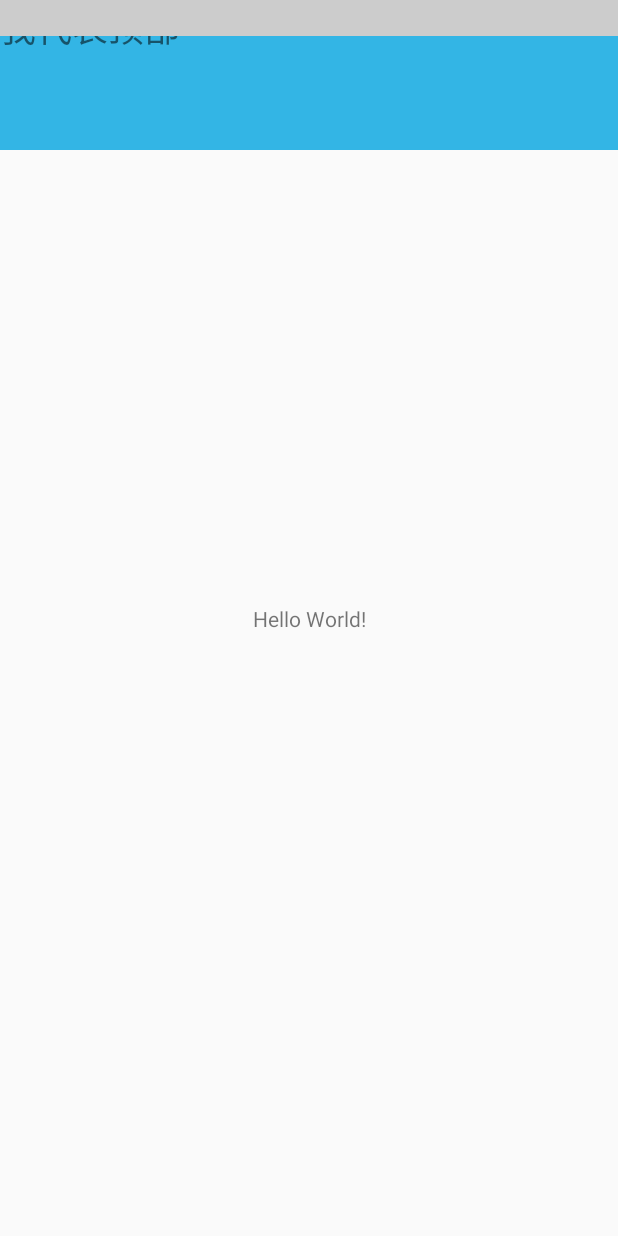
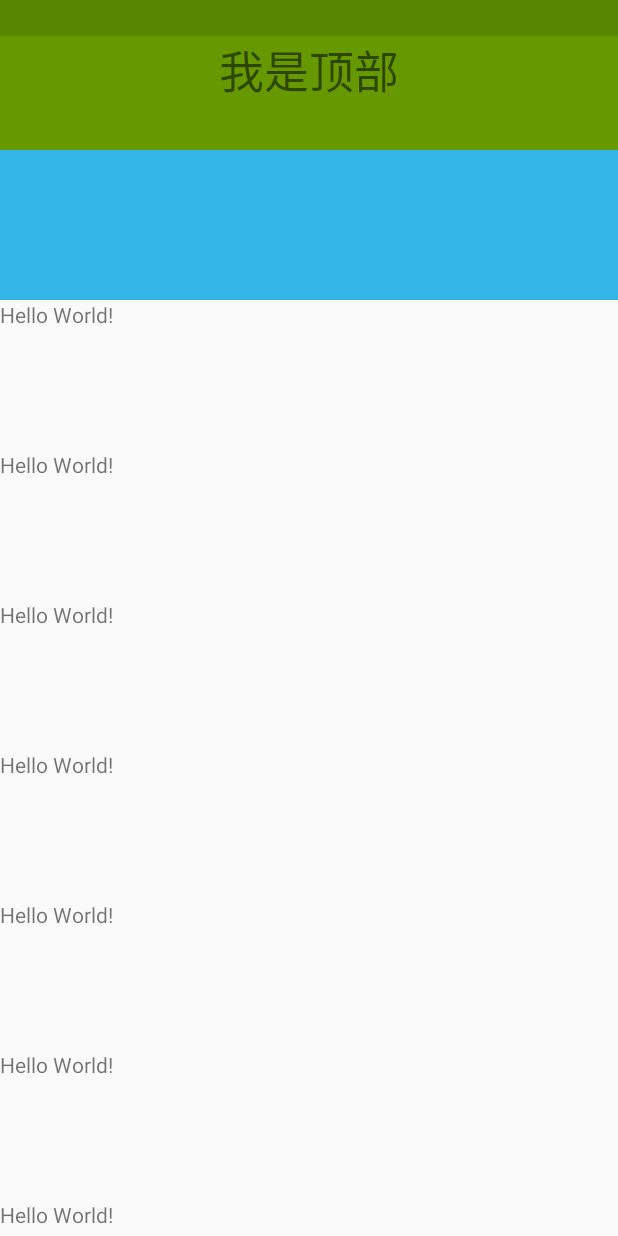
Before and after one commit to Gaojianan2016/StatusBarUtils, an Android app: the screen it shows after launch (MainActivity), on a phone screen of 412 x 824 dp. Run offline under Robolectric (Android 15) with nearby library versions, the phone set to English and light mode, and no system bars.

Commit message:
不自动设置fit属性

```diff
--- a/app/build.gradle
+++ b/app/build.gradle
@@ -25,6 +25,7 @@ dependencies {
     testImplementation 'junit:junit:4.12'
     androidTestImplementation 'com.android.support.test:runner:1.0.2'
     androidTestImplementation 'com.android.support.test.espresso:espresso-core:3.0.2'
-//    implementation project(':statusbarlibrary')
-    implementation 'com.github.Gaojianan2016:StatusBarUtils:1.0.0'
+    implementation project(':statusbarlibrary')
+    implementation 'com.android.support:support-v4:27.1.1'
+//    implementation 'com.github.Gaojianan2016:StatusBarUtils:1.0.1'
 }
--- a/app/src/main/java/com/gjn/statusbarutils/MainActivity.java
+++ b/app/src/main/java/com/gjn/statusbarutils/MainActivity.java
@@ -1,10 +1,10 @@
 package com.gjn.statusbarutils;
 
-import android.graphics.Color;
 import android.os.Build;
 import android.os.Bundle;
 import android.support.v7.app.AppCompatActivity;
 import android.util.Log;
+import android.widget.TextView;
 
 import com.gjn.statusbarlibrary.StatusBarUtils;
 
@@ -15,9 +15,16 @@ public class MainActivity extends AppCompatActivity {
         super.onCreate(savedInstanceState);
         setContentView(R.layout.activity_main);
 
-        Log.e("-s-", "sdk = "+ Build.VERSION.SDK_INT);
+        TextView textView = findViewById(R.id.tv_top);
 
-        StatusBarUtils.statusBarMode(this, true, Color.LTGRAY);
+        Log.e("-s-", "sdk = " + Build.VERSION.SDK_INT);
+        Log.e("-s-", "BRAND = " + android.os.Build.BRAND);
 
+        if (Build.VERSION.SDK_INT > 23 || android.os.Build.BRAND.contains("Xiaomi")) {
+            StatusBarUtils.statusBarMode(this, true, getResources().getColor(R.color.colorTitle));
+            textView.setPadding(0, StatusBarUtils.getStatusBarHeight(this), 0, 0);
+        } else {
+            StatusBarUtils.statusBarMode(this, getResources().getColor(R.color.colorTitle));
+        }
     }
 }
--- a/app/src/main/res/layout/activity_main.xml
+++ b/app/src/main/res/layout/activity_main.xml
@@ -6,28 +6,91 @@
     android:layout_height="match_parent"
     tools:context="com.gjn.statusbarutils.MainActivity">
 
+    <android.support.v4.widget.NestedScrollView
+        android:layout_width="match_parent"
+        android:layout_height="match_parent"
+        android:fillViewport="true">
+
+        <LinearLayout
+            android:layout_width="match_parent"
+            android:layout_height="wrap_content"
+            android:orientation="vertical" >
+
+            <FrameLayout
+                android:layout_width="match_parent"
+                android:layout_height="200dp"
+                android:background="@android:color/holo_blue_light">
+
+            </FrameLayout>
+
+            <TextView
+                android:layout_width="match_parent"
+                android:layout_height="100dp"
+                android:text="Hello World!" />
+
+            <TextView
+                android:layout_width="match_parent"
+                android:layout_height="100dp"
+                android:text="Hello World!" />
+
+            <TextView
+                android:layout_width="match_parent"
+                android:layout_height="100dp"
+                android:text="Hello World!" />
+
+            <TextView
+                android:layout_width="match_parent"
+                android:layout_height="100dp"
+                android:text="Hello World!" />
+
+            <TextView
+                android:layout_width="match_parent"
+                android:layout_height="100dp"
+                android:text="Hello World!" />
+
+            <TextView
+                android:layout_width="match_parent"
+                android:layout_height="100dp"
+                android:text="Hello World!" />
+
+            <TextView
+                android:layout_width="match_parent"
+                android:layout_height="100dp"
+                android:text="Hello World!" />
+
+            <TextView
+                android:layout_width="match_parent"
+                android:layout_height="100dp"
+                android:text="Hello World!" />
+
+            <TextView
+                android:layout_width="match_parent"
+                android:layout_height="100dp"
+                android:text="Hello World!" />
+
+            <TextView
+                android:layout_width="match_parent"
+                android:layout_height="100dp"
+                android:text="Hello World!" />
+
+            <TextView
+                android:layout_width="match_parent"
+                android:layout_height="100dp"
+                android:text="Hello World!" />
+        </LinearLayout>
+    </android.support.v4.widget.NestedScrollView>
+
+
     <TextView
-        android:layout_width="wrap_content"
-        android:layout_height="wrap_content"
-        android:text="Hello World!"
-        app:layout_constraintBottom_toBottomOf="parent"
-        app:layout_constraintLeft_toLeftOf="parent"
-        app:layout_constraintRight_toRightOf="parent"
+        android:id="@+id/tv_top"
+        android:layout_width="match_parent"
+        android:layout_height="100dp"
+        android:background="@android:color/holo_green_dark"
+        android:gravity="center_horizontal"
+        android:text="我是顶部"
+        android:textSize="30sp"
+        app:layout_constraintEnd_toEndOf="parent"
+        app:layout_constraintStart_toStartOf="parent"
         app:layout_constraintTop_toTopOf="parent" />
 
-    <FrameLayout
-        android:layout_width="0dp"
-        android:layout_height="100dp"
-        android:background="@android:color/holo_blue_light"
-        app:layout_constraintEnd_toEndOf="parent"
-        app:layout_constraintStart_toStartOf="parent"
-        app:layout_constraintTop_toTopOf="parent">
-
-        <TextView
-            android:layout_width="wrap_content"
-            android:layout_height="wrap_content"
-            android:text="我代表顶部"
-            android:textSize="24sp" />
-    </FrameLayout>
-
 </android.support.constraint.ConstraintLayout>
--- a/app/src/main/res/values/colors.xml
+++ b/app/src/main/res/values/colors.xml
@@ -3,4 +3,6 @@
     <color name="colorPrimary">#3F51B5</color>
     <color name="colorPrimaryDark">#303F9F</color>
     <color name="colorAccent">#FF4081</color>
+
+    <color name="colorTitle">#20000000</color>
 </resources>
--- a/statusbarlibrary/src/main/java/com/gjn/statusbarlibrary/StatusBarUtils.java
+++ b/statusbarlibrary/src/main/java/com/gjn/statusbarlibrary/StatusBarUtils.java
@@ -43,8 +43,6 @@ public class StatusBarUtils {
         setStatusBarTranslucent(activity);
         //设置barview背景颜色
         setBarBackgroundDrawable(activity, drawable);
-        //设置FitsSystemWindows属性
-        setContentViewFitsSystemWindows(activity, true);
         //状态栏模式
         if (setMIUIBarMode(activity, isDark)) {
             return;
@@ -58,8 +56,6 @@ public class StatusBarUtils {
         setStatusBarTranslucent(activity);
         //设置barview背景颜色
         setBarBackgroundColor(activity, color);
-        //设置FitsSystemWindows属性
-        setContentViewFitsSystemWindows(activity, true);
         //状态栏模式
         if (setMIUIBarMode(activity, isDark)) {
             return;
```
